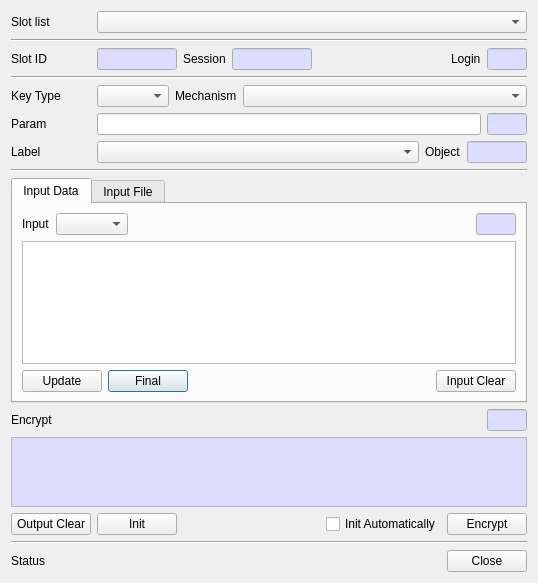
Qt form CryptokiMan/encrypt_dlg.ui (jykim74/CryptokiMan) before a commit.
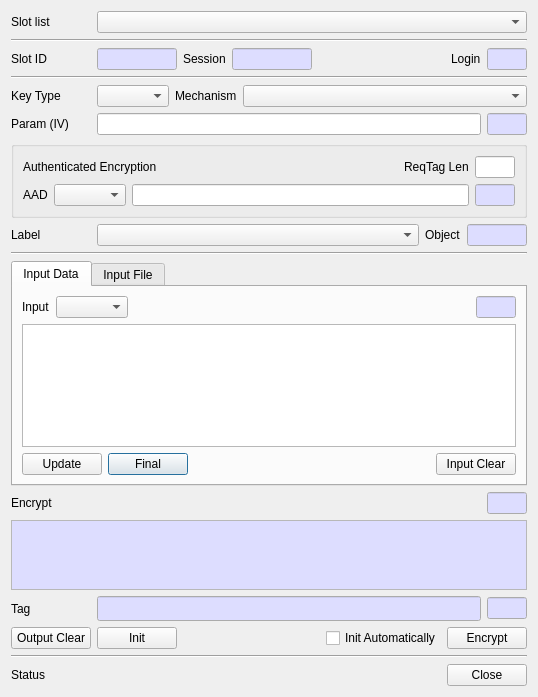
The same form after that commit.

Commit message: Encrypt Decrypt 에서 AE UI 작업

Patch:
```diff
--- a/CryptokiMan/encrypt_dlg.ui
+++ b/CryptokiMan/encrypt_dlg.ui
@@ -7,7 +7,7 @@
     <x>0</x>
     <y>0</y>
     <width>538</width>
-    <height>573</height>
+    <height>677</height>
    </rect>
   </property>
   <property name="windowTitle">
@@ -315,7 +315,7 @@
         </size>
        </property>
        <property name="text">
-        <string>Param</string>
+        <string>Param (IV)</string>
        </property>
       </widget>
      </item>
@@ -380,6 +380,141 @@
      </item>
     </layout>
    </item>
+   <item>
+    <widget class="QGroupBox" name="mAEGroup">
+     <property name="minimumSize">
+      <size>
+       <width>0</width>
+       <height>0</height>
+      </size>
+     </property>
+     <property name="title">
+      <string/>
+     </property>
+     <layout class="QVBoxLayout" name="verticalLayout_4">
+      <item>
+       <layout class="QGridLayout" name="gridLayout_15">
+        <item row="0" column="3">
+         <widget class="QLineEdit" name="mReqTagLenText">
+          <property name="minimumSize">
+           <size>
+            <width>40</width>
+            <height>0</height>
+           </size>
+          </property>
+          <property name="maximumSize">
+           <size>
+            <width>40</width>
+            <height>16777215</height>
+           </size>
+          </property>
+         </widget>
+        </item>
+        <item row="0" column="2">
+         <widget class="QLabel" name="label_20">
+          <property name="text">
+           <string>ReqTag Len</string>
+          </property>
+         </widget>
+        </item>
+        <item row="0" column="1">
+         <spacer name="horizontalSpacer_7">
+          <property name="orientation">
+           <enum>Qt::Horizontal</enum>
+          </property>
+          <property name="sizeHint" stdset="0">
+           <size>
+            <width>40</width>
+            <height>20</height>
+           </size>
+          </property>
+         </spacer>
+        </item>
+        <item row="0" column="0">
+         <widget class="QLabel" name="label_22">
+          <property name="text">
+           <string>Authenticated Encryption</string>
+          </property>
+         </widget>
+        </item>
+       </layout>
+      </item>
+      <item>
+       <layout class="QGridLayout" name="gridLayout_16">
+        <item row="0" column="2">
+         <widget class="QLineEdit" name="mAADText"/>
+        </item>
+        <item row="0" column="0">
+         <widget class="QLabel" name="label_21">
+          <property name="text">
+           <string>AAD</string>
+          </property>
+         </widget>
+        </item>
+        <item row="0" column="1">
+         <widget class="QComboBox" name="mAADTypeCombo"/>
+        </item>
+        <item row="0" column="3">
+         <widget class="QLineEdit" name="mAADLenText">
+          <property name="minimumSize">
+           <size>
+            <width>40</width>
+            <height>0</height>
+           </size>
+          </property>
+          <property name="maximumSize">
+           <size>
+            <width>40</width>
+            <height>16777215</height>
+           </size>
+          </property>
+          <property name="palette">
+           <palette>
+            <active>
+             <colorrole role="Base">
+              <brush brushstyle="SolidPattern">
+               <color alpha="255">
+                <red>221</red>
+                <green>221</green>
+                <blue>255</blue>
+               </color>
+              </brush>
+             </colorrole>
+            </active>
+            <inactive>
+             <colorrole role="Base">
+              <brush brushstyle="SolidPattern">
+               <color alpha="255">
+                <red>221</red>
+                <green>221</green>
+                <blue>255</blue>
+               </color>
+              </brush>
+             </colorrole>
+            </inactive>
+            <disabled>
+             <colorrole role="Base">
+              <brush brushstyle="SolidPattern">
+               <color alpha="255">
+                <red>240</red>
+                <green>240</green>
+                <blue>240</blue>
+               </color>
+              </brush>
+             </colorrole>
+            </disabled>
+           </palette>
+          </property>
+          <property name="readOnly">
+           <bool>true</bool>
+          </property>
+         </widget>
+        </item>
+       </layout>
+      </item>
+     </layout>
+    </widget>
+   </item>
    <item>
     <layout class="QGridLayout" name="gridLayout_3">
      <property name="topMargin">
@@ -1195,6 +1330,18 @@
      </property>
      <item row="0" column="0">
       <widget class="QLabel" name="label_11">
+       <property name="minimumSize">
+        <size>
+         <width>80</width>
+         <height>0</height>
+        </size>
+       </property>
+       <property name="maximumSize">
+        <size>
+         <width>80</width>
+         <height>16777215</height>
+        </size>
+       </property>
        <property name="text">
         <string>Encrypt</string>
        </property>
@@ -1315,6 +1462,137 @@
      </property>
     </widget>
    </item>
+   <item>
+    <layout class="QGridLayout" name="gridLayout_17">
+     <property name="topMargin">
+      <number>0</number>
+     </property>
+     <item row="0" column="1">
+      <widget class="QLineEdit" name="mTagText">
+       <property name="palette">
+        <palette>
+         <active>
+          <colorrole role="Base">
+           <brush brushstyle="SolidPattern">
+            <color alpha="255">
+             <red>221</red>
+             <green>221</green>
+             <blue>255</blue>
+            </color>
+           </brush>
+          </colorrole>
+         </active>
+         <inactive>
+          <colorrole role="Base">
+           <brush brushstyle="SolidPattern">
+            <color alpha="255">
+             <red>221</red>
+             <green>221</green>
+             <blue>255</blue>
+            </color>
+           </brush>
+          </colorrole>
+         </inactive>
+         <disabled>
+          <colorrole role="Base">
+           <brush brushstyle="SolidPattern">
+            <color alpha="255">
+             <red>240</red>
+             <green>240</green>
+             <blue>240</blue>
+            </color>
+           </brush>
+          </colorrole>
+         </disabled>
+        </palette>
+       </property>
+       <property name="font">
+        <font>
+         <family>굴림체</family>
+        </font>
+       </property>
+       <property name="readOnly">
+        <bool>true</bool>
+       </property>
+      </widget>
+     </item>
+     <item row="0" column="0">
+      <widget class="QLabel" name="mTagLabel">
+       <property name="minimumSize">
+        <size>
+         <width>80</width>
+         <height>0</height>
+        </size>
+       </property>
+       <property name="maximumSize">
+        <size>
+         <width>80</width>
+         <height>16777215</height>
+        </size>
+       </property>
+       <property name="text">
+        <string>Tag</string>
+       </property>
+      </widget>
+     </item>
+     <item row="0" column="2">
+      <widget class="QLineEdit" name="mTagLenText">
+       <property name="minimumSize">
+        <size>
+         <width>40</width>
+         <height>0</height>
+        </size>
+       </property>
+       <property name="maximumSize">
+        <size>
+         <width>40</width>
+         <height>16777215</height>
+        </size>
+       </property>
+       <property name="palette">
+        <palette>
+         <active>
+          <colorrole role="Base">
+           <brush brushstyle="SolidPattern">
+            <color alpha="255">
+             <red>221</red>
+             <green>221</green>
+             <blue>255</blue>
+            </color>
+           </brush>
+          </colorrole>
+         </active>
+         <inactive>
+          <colorrole role="Base">
+           <brush brushstyle="SolidPattern">
+            <color alpha="255">
+             <red>221</red>
+             <green>221</green>
+             <blue>255</blue>
+            </color>
+           </brush>
+          </colorrole>
+         </inactive>
+         <disabled>
+          <colorrole role="Base">
+           <brush brushstyle="SolidPattern">
+            <color alpha="255">
+             <red>240</red>
+             <green>240</green>
+             <blue>240</blue>
+            </color>
+           </brush>
+          </colorrole>
+         </disabled>
+        </palette>
+       </property>
+       <property name="readOnly">
+        <bool>true</bool>
+       </property>
+      </widget>
+     </item>
+    </layout>
+   </item>
    <item>
     <layout class="QHBoxLayout" name="horizontalLayout_2">
      <property name="bottomMargin">
```
The commit also changes 3 other files.
